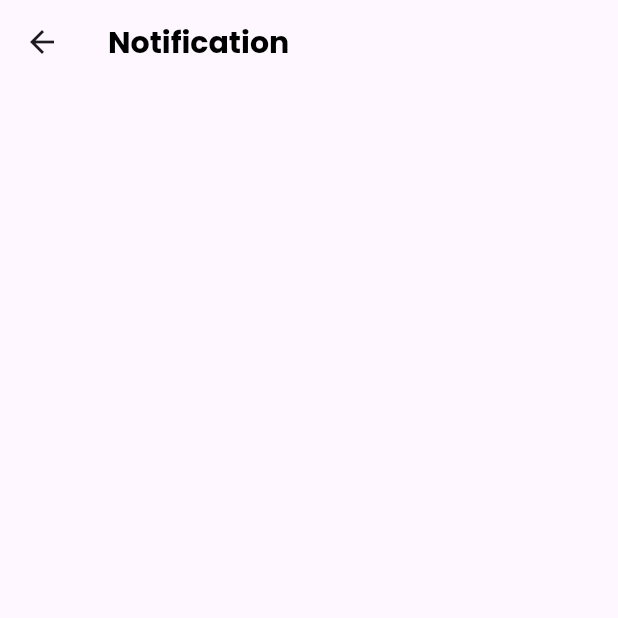
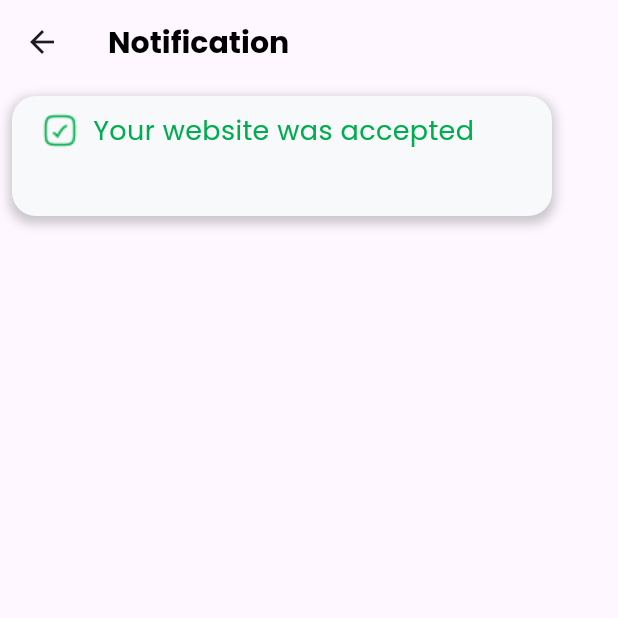
Before and after one commit to Rostomgh/Satim_App, a Flutter app: the Notifyscreen screen opened by its route, on a phone screen of 412 x 824 dp, the top half of it. Run offline on Flutter 3.47's test engine with Material 3 defaults, Android fonts, the light colour scheme and no system bars; our stand-ins replace bloc, dio, flutter_bloc, hugeicons.

Commit message:
accept and reject

```diff
--- a/lib/core/Theme/AppColor.dart
+++ b/lib/core/Theme/AppColor.dart
@@ -10,4 +10,5 @@ class AppColor {
   static const Color white=Colors.white;
   static const Color backgroundB = Color(0xffF0EDFF);
   static const Color greenNotif=Color(0xff00AC4F);
+  static const Color notActive=Color(0xffD97101);
 }
--- a/lib/core/Ui/CustomRowNotify.dart
+++ b/lib/core/Ui/CustomRowNotify.dart
@@ -2,24 +2,41 @@ import 'package:flutter/material.dart';
 import 'package:satim_hack/core/helper/CustomBox.dart';
 
 class Customrownotify extends StatelessWidget {
-  final Icon icon;
+  final String icon;
   final String statWeb;
   final Color color;
-  const Customrownotify({super.key, required this.icon, required this.statWeb, required this.color});
+
+  const Customrownotify({
+    super.key,
+    required this.icon,
+    required this.statWeb,
+    required this.color,
+  });
 
   @override
   Widget build(BuildContext context) {
-    return Row(
-      children: [
-        Icon(icon.icon),
-        horizontal(10),
-         Text(statWeb,style: TextStyle(
-          fontFamily: 'PoppinsRegular',
-          color: color,
-          fontSize: 14,
-          fontWeight: FontWeight.w400
-         ),)
-      ],
+    return Padding(
+      padding: const EdgeInsets.only(left:20.0,right: 50,top: 10),
+      child: Row(
+        children: [
+          Image.asset(
+            icon,
+            width: 24,
+            height: 24,
+
+          ),
+          horizontal(10),
+          Text(
+            statWeb,
+            style: TextStyle(
+              fontFamily: 'PoppinsRegular',
+              color: color,
+              fontSize: 18,
+              fontWeight: FontWeight.w400,
+            ),
+          ),
+        ],
+      ),
     );
   }
 }
--- a/lib/core/helper/Assets.dart
+++ b/lib/core/helper/Assets.dart
@@ -6,4 +6,5 @@ class Assets {
   static const String nav1 = 'assets/logo/nav1.png';
   static const String nav2 = 'assets/logo/nav2.png';
   static const String nav3 = 'assets/logo/nav3.png';
+  static const String active='assets/icon/active.png';
 }
--- a/lib/features/home/presentation/view/NotifyScreen.dart
+++ b/lib/features/home/presentation/view/NotifyScreen.dart
@@ -1,5 +1,6 @@
 import 'package:flutter/material.dart';
 import 'package:satim_hack/core/Theme/AppColor.dart';
+import 'package:satim_hack/features/home/presentation/view/Widget/CustomNotifyAccept.dart';
 
 class Notifyscreen extends StatelessWidget {
   const Notifyscreen({super.key});
@@ -14,7 +15,7 @@ class Notifyscreen extends StatelessWidget {
               color: AppColor.black, fontFamily: 'PoppinsBold', fontSize: 20),
         ),
       ),
-    //
+      body: Customnotify()
     );
   }
 }
--- a/lib/features/home/presentation/view/Widget/CustomNotifyAccept.dart
+++ b/lib/features/home/presentation/view/Widget/CustomNotifyAccept.dart
@@ -1,24 +1,36 @@
 import 'package:flutter/material.dart';
+import 'package:satim_hack/core/Theme/AppColor.dart';
+import 'package:satim_hack/core/Ui/CustomRowNotify.dart';
+import 'package:satim_hack/core/helper/Assets.dart';
 
 class Customnotify extends StatelessWidget {
   const Customnotify({super.key});
 
   @override
   Widget build(BuildContext context) {
-    return Container(
+    return Padding(
+      padding: const EdgeInsets.all(8.0),
+      child: Container(
         width: 360,
         height: 80,
+
         decoration: BoxDecoration(
+          color: const Color(0xffF8F9FA),
           borderRadius: BorderRadius.circular(16),
+          boxShadow: [
+            BoxShadow(
+              color: AppColor.black.withOpacity(0.2),
+              spreadRadius: 2,
+              blurRadius: 5,
+              offset: const Offset(0, 3),
+            )
+          ]
         ),
-      child: const Column(
+        child:  const Column(
           children: [
-          Row(
-            children: [
-
+            Customrownotify(color:AppColor.greenNotif,icon: Assets.active,statWeb: 'Your website was accepted',)
           ],
-          )
-        ],
+        ),
       ),
     );
   }
```
Lines whose indentation alone changed are shown as unchanged.
